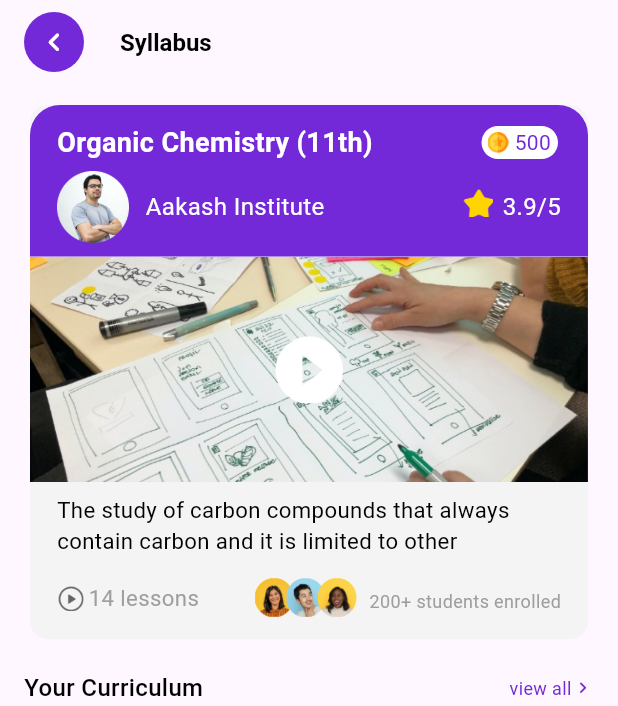
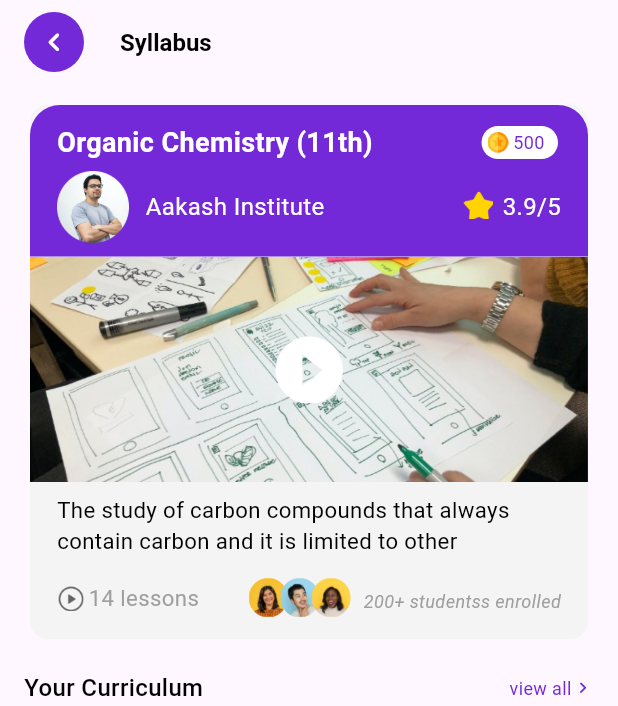
Before and after one commit to Niranjan-Dorage/ostello_task, a Flutter app: the screen it shows after launch, on a phone screen of 412 x 824 dp. Shown: the top 706 px of the screen. Run offline on Flutter 3.47's test engine with Material 3 defaults, Android fonts, the light colour scheme and no system bars; Roboto replaces fonts that are missing (Appfont-Medium).

Commit message:
minor changes

```diff
--- a/lib/screens/syllabus/reviews.dart
+++ b/lib/screens/syllabus/reviews.dart
@@ -33,8 +33,10 @@
                     fontWeight: FontWeight.w400),
               ),
               const Spacer(),
-              SizedBox(
-                  width: 20, child: Image(image: AssetImage(AssetName.star))),
+              Container(
+                  padding: EdgeInsets.only(top: 3),
+                  width: 20,
+                  child: Image(image: AssetImage(AssetName.star))),
               Padding(
                 padding: const EdgeInsets.only(top: 5, right: 18, left: 6),
                 child: Text(
--- a/lib/screens/syllabus/syllabus_card.dart
+++ b/lib/screens/syllabus/syllabus_card.dart
@@ -39,18 +39,20 @@
                         width: 51,
                         height: 22,
                         margin: const EdgeInsets.only(right: 20, top: 12),
+                        padding: const EdgeInsets.all(1),
                         decoration: BoxDecoration(
                             color: AppColorScheme().whiteColor,
                             borderRadius: BorderRadius.circular(100)),
                         child: Row(
                           children: [
                             Padding(
-                              padding: const EdgeInsets.all(4),
+                              padding: const EdgeInsets.all(3),
                               child: Image(image: AssetImage(AssetName.coin)),
                             ),
                             Text(
                               "500",
                               style: TextStyle(
+                                  fontSize: 12,
                                   color: AppColorScheme().primaryColor),
                             )
                           ],
@@ -59,6 +61,7 @@
                     ],
                   ),
                   Row(
+                    crossAxisAlignment: CrossAxisAlignment.center,
                     children: [
                       Container(
                         width: 48,
@@ -75,7 +78,8 @@
                         ),
                       ),
                       const Spacer(),
-                      SizedBox(
+                      Container(
+                          padding: const EdgeInsets.only(top: 3),
                           width: 20,
                           child: Image(image: AssetImage(AssetName.star))),
                       Padding(
@@ -167,8 +171,8 @@
                   Padding(
                     padding: const EdgeInsets.only(top: 5, left: 8),
                     child: Text(
-                      "200+ students enrolled",
-                      style: FontThemeClass().small(context,
+                      "200+ studentss enrolled",
+                      style: FontThemeClass().italicSmall(context,
                           fontWeight: FontWeight.w400, color: Colors.grey),
                     ),
                   ),
--- a/lib/theme/app_font.dart
+++ b/lib/theme/app_font.dart
@@ -37,4 +37,13 @@
       color: color ?? Colors.black,
     );
   }
+  TextStyle italicSmall(BuildContext ctx, {Color? color, FontWeight? fontWeight}) {
+    return TextStyle(
+      fontStyle: FontStyle.italic,
+      fontSize: 12,
+      fontFamily: 'Appfont-Medium',
+      fontWeight: fontWeight ?? FontWeight.w700,
+      color: color ?? Colors.black,
+    );
+  }
 }
```
Also changed, not shown: lib/screens/categories/categories.dart (+14 -0 lines), assets/images/search.png (added).
